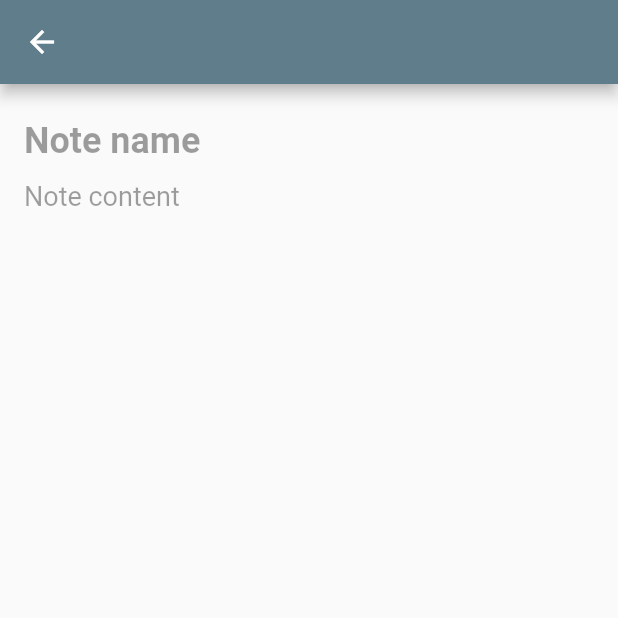
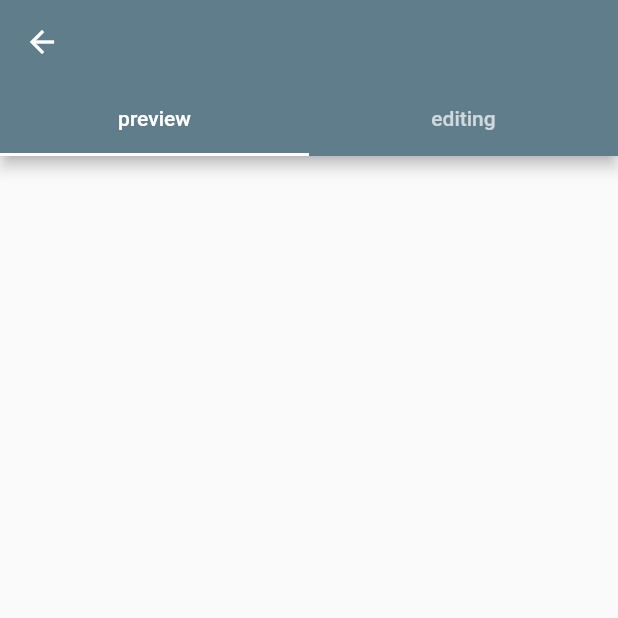
Before and after one commit to k-saito-en/engineer-study-app, a Flutter app: the Editor screen opened by its route, on a phone screen of 412 x 824 dp, the top half of it. Run offline on Flutter 3.47's test engine with Material 2 defaults, Android fonts, the phone set to English and light mode, and no system bars; our stand-ins replace flutter_hooks, flutter_markdown, hooks_riverpod, riverpod.

Commit message:
# やったこと - pubspec.yaml   - flutter_markdown: ^0.6.13のインストール - editor.dart   - 編集画面にタブバーを実装   - 編集画面で入力したテキストをMD形式へパース、プレビュー画面に表示

```diff
--- a/lib/widgets/editor.dart
+++ b/lib/widgets/editor.dart
@@ -1,7 +1,10 @@
+import 'dart:developer';
+
 import 'package:flutter/material.dart';
 
 import 'package:hooks_riverpod/hooks_riverpod.dart';
 import 'package:flutter_hooks/flutter_hooks.dart';
+import 'package:flutter_markdown/flutter_markdown.dart';
 
 import '../providers.dart';
 
@@ -26,7 +29,9 @@ class Editor extends HookConsumerWidget {
     final textController = useTextEditingController();
     textController.text = note?.text ?? '';
 
-    return Scaffold(
+    return DefaultTabController(
+        length: 2,
+        child: Scaffold(
             appBar: AppBar(
               actions: [
                 if (note != null)
@@ -44,19 +49,34 @@ class Editor extends HookConsumerWidget {
                     },
                     itemBuilder: (BuildContext context) => [
                       const PopupMenuItem(
+                        value: 'delete',
                         child: Text('Delete'),
-                  value: 'delete',
                       )
                     ],
                   ),
               ],
+              bottom: const TabBar(tabs: [
+                Tab(
+                  child: Text('preview'),
+                ),
+                Tab(
+                  child: Text('editing'),
+                )
+              ]),
             ),
             // widgetの大きさが端末画面以上になる場合にスクロールできるようにするwidget
-      body: SingleChildScrollView(
+            body: TabBarView(children: [
+              // previewタブの実装
+              Container(
+                  margin: const EdgeInsets.all(20),
+                  child: Markdown(data: textController.text)),
+              // editingタブの実装
+              SingleChildScrollView(
                 child: Column(
+                  mainAxisAlignment: MainAxisAlignment.start,
                   children: [
-            // タイトル入力フィールドの設定
-            TextField(
+                    SizedBox(
+                      child: TextField(
                         style: const TextStyle(
                           fontSize: 24,
                           fontWeight: FontWeight.bold,
@@ -67,8 +87,8 @@ class Editor extends HookConsumerWidget {
                           enabledBorder: InputBorder.none,
                           errorBorder: InputBorder.none,
                           disabledBorder: InputBorder.none,
-                contentPadding:
-                    EdgeInsets.only(left: 16, right: 16, top: 24, bottom: 4),
+                          contentPadding: EdgeInsets.only(
+                              left: 16, right: 16, top: 24, bottom: 4),
                           hintText: 'Note name',
                         ),
                         controller: nameController,
@@ -79,11 +99,13 @@ class Editor extends HookConsumerWidget {
                         },
                         enabled: note != null,
                       ),
+                    ),
                     // メモ本文入力フィールドの実装
-            TextField(
+                    SizedBox(
+                      child: TextField(
                         maxLines: null,
                         style: const TextStyle(
-                fontSize: 18,
+                          fontSize: 15,
                           height: 1.5,
                         ),
                         decoration: const InputDecoration(
@@ -92,8 +114,8 @@ class Editor extends HookConsumerWidget {
                           enabledBorder: InputBorder.none,
                           errorBorder: InputBorder.none,
                           disabledBorder: InputBorder.none,
-                contentPadding:
-                    EdgeInsets.only(left: 16, right: 16, top: 4, bottom: 16),
+                          contentPadding: EdgeInsets.only(
+                              left: 16, right: 16, top: 4, bottom: 16),
                           hintText: 'Note content',
                         ),
                         controller: textController,
@@ -103,10 +125,11 @@ class Editor extends HookConsumerWidget {
                               .update(id: noteId, text: nextText);
                         },
                         enabled: note != null,
-            )
+                      ),
+                    ),
                   ],
                 ),
               ),
-    );
+            ])));
   }
 }
--- a/pubspec.yaml
+++ b/pubspec.yaml
@@ -41,6 +41,7 @@ dependencies:
   hooks_riverpod: ^2.1.3
   uuid: ^3.0.7
   path_provider: ^2.0.11
+  flutter_markdown: ^0.6.13
 
 
 dev_dependencies:
```
Also changed, not shown: pubspec.lock. Lines whose indentation alone changed are shown as unchanged.
